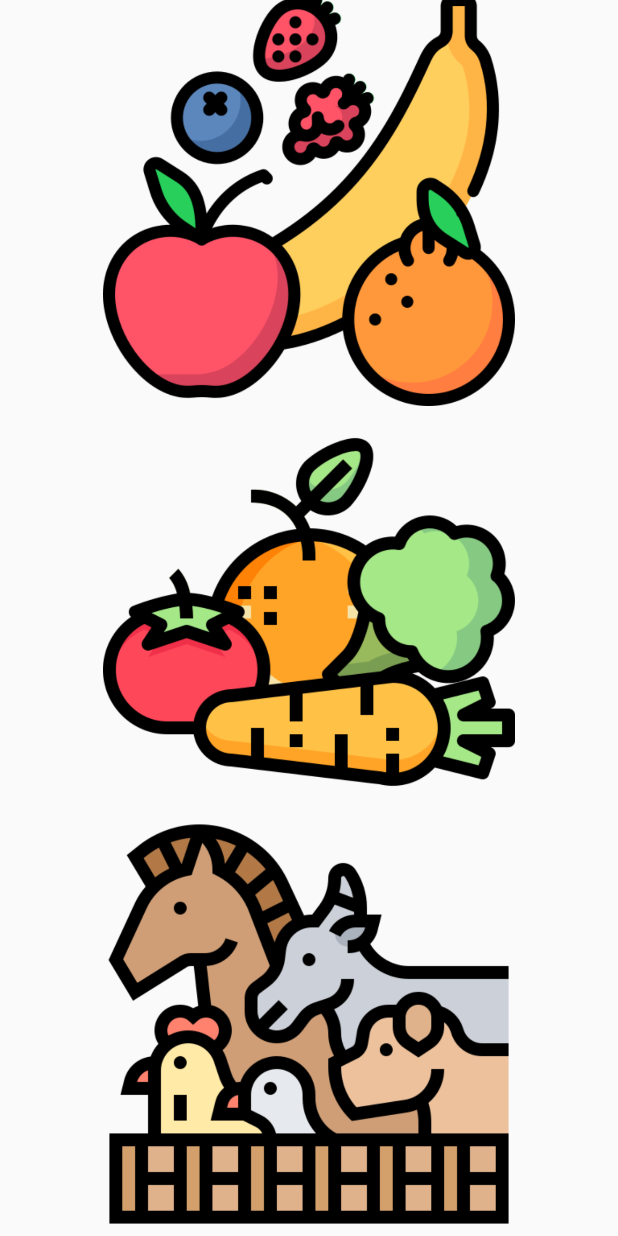
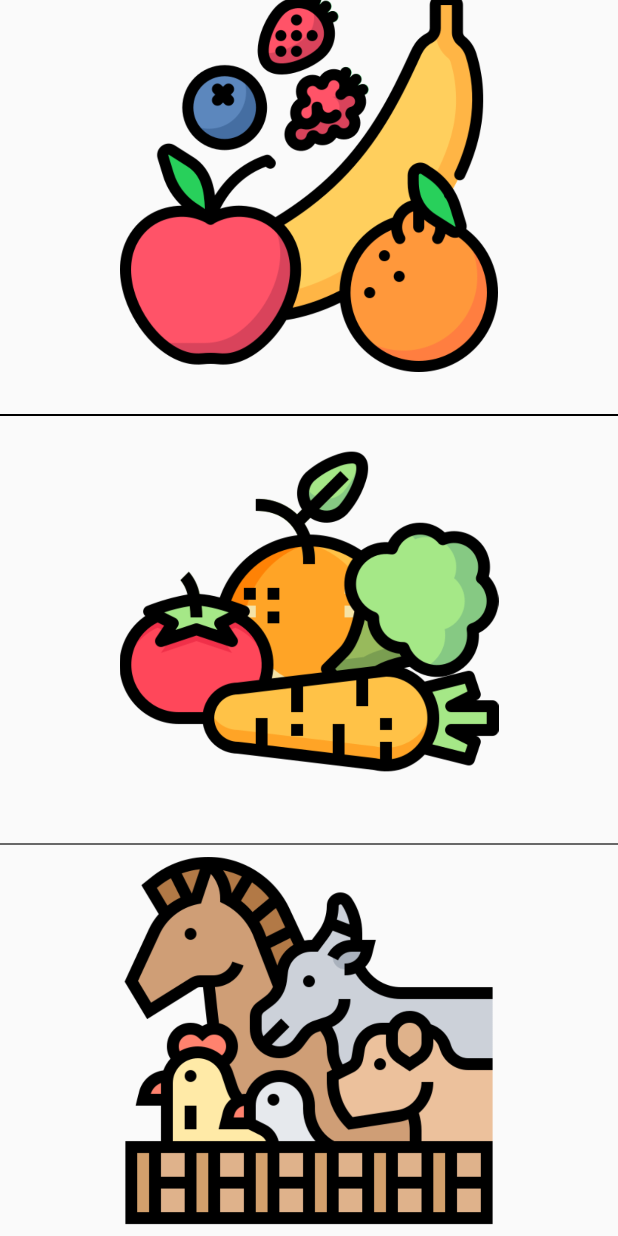
Before and after one commit to Amrish-Sharma/FruitList, an Android app: the screen it shows after launch (MainActivity), on a phone screen of 412 x 824 dp. Run offline under Robolectric (Android 15) with nearby library versions, the phone set to English and light mode, and no system bars.

Commit message:
changes for feedback

```diff
--- a/app/build.gradle
+++ b/app/build.gradle
@@ -12,8 +12,8 @@ android {
         applicationId "com.cb.fruitlist"
         minSdk 31
         targetSdk 35
-        versionCode 1
-        versionName "1.0"
+        versionCode 2
+        versionName "1.1"
 
         testInstrumentationRunner "androidx.test.runner.AndroidJUnitRunner"
     }
--- a/app/src/main/res/layout/activity_main.xml
+++ b/app/src/main/res/layout/activity_main.xml
@@ -9,7 +9,8 @@
         android:layout_height="0dp"
         android:layout_weight="1"
         android:orientation="vertical"
-        android:gravity="center">
+        android:gravity="center"
+        android:layout_marginBottom="16dp">
 
         <ImageView
             android:id="@+id/fruitIcon"
@@ -26,12 +27,19 @@
             android:layout_marginTop="8dp" />
     </LinearLayout>
 
+    <View
+        android:layout_width="match_parent"
+        android:layout_height="1dp"
+        android:background="#000000"
+        android:layout_marginVertical="8dp" />
+
     <LinearLayout
         android:layout_width="wrap_content"
         android:layout_height="0dp"
         android:layout_weight="1"
         android:orientation="vertical"
-        android:gravity="center">
+        android:gravity="center"
+        android:layout_marginBottom="16dp">
 
         <ImageView
             android:id="@+id/vegetableIcon"
@@ -47,6 +55,13 @@
             android:textSize="18sp"
             android:layout_marginTop="8dp" />
     </LinearLayout>
+
+    <View
+        android:layout_width="match_parent"
+        android:layout_height="1dp"
+        android:background="#686868"
+        android:layout_marginVertical="8dp" />
+
 
     <LinearLayout
         android:layout_width="wrap_content"
```
Also changed, not shown: 1 other file.
